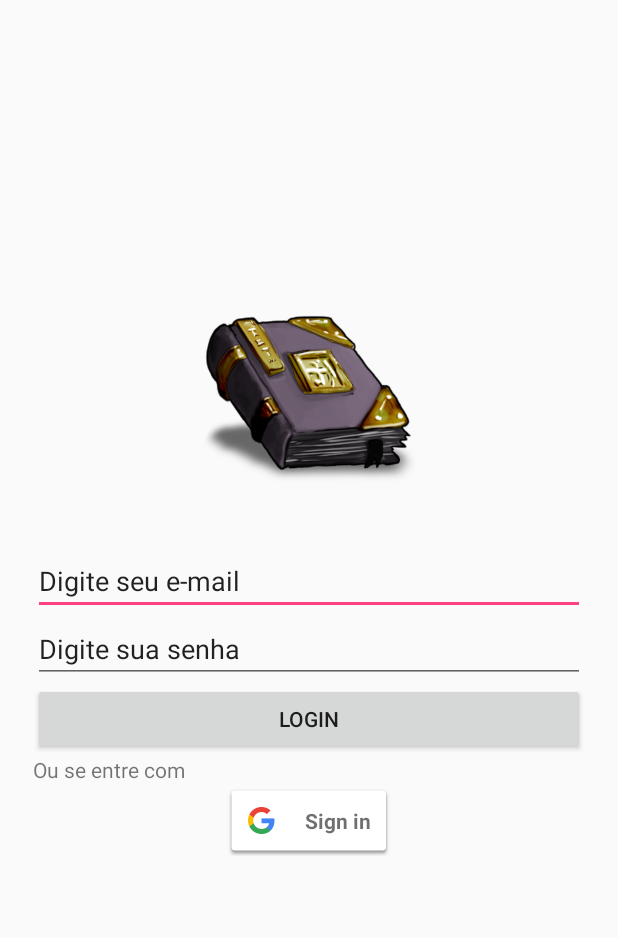
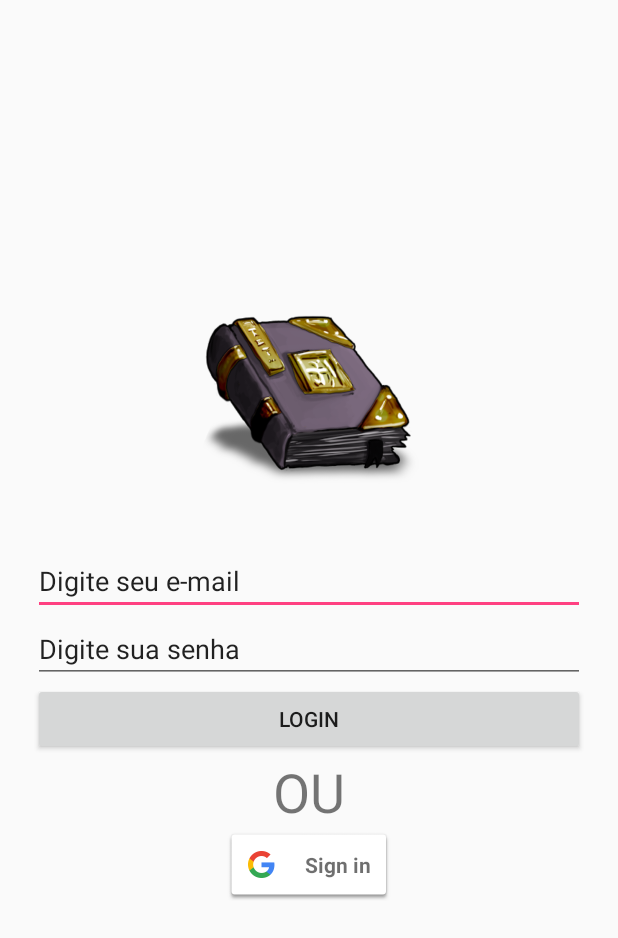
Before and after one commit to Rycker/DnDGrimorio, an Android app: the screen it shows after launch (LoginActivity), on a phone screen of 412 x 824 dp. Shown: the top 938 px of the screen. Run offline under Robolectric (Android 15) with nearby library versions, the light colour scheme and no system bars; our stand-ins replace Firebase (no records; nobody signed in at launch, a user with empty details on screens opened directly).

Commit message:
@Fullscreen

```diff
--- a/app/build.gradle
+++ b/app/build.gradle
@@ -32,8 +32,10 @@ dependencies {
     compile 'com.google.firebase:firebase-storage:9.6.1'
     compile 'com.google.firebase:firebase-core:9.6.1'
     compile 'com.android.support:design:25.3.1'
+    compile 'com.android.support:support-v4:25.3.1'
     testCompile 'junit:junit:4.12'
 }
 
 
+
 apply plugin: 'com.google.gms.google-services'
--- a/app/src/main/res/layout/activity_login.xml
+++ b/app/src/main/res/layout/activity_login.xml
@@ -50,9 +50,10 @@
 
         <TextView
             android:id="@+id/txtLoginOrId"
-            android:layout_width="match_parent"
+            android:layout_width="wrap_content"
             android:layout_height="wrap_content"
-            android:text="Ou se entre com" />
+            android:text="OU"
+            android:textSize="36sp" />
 
         <LinearLayout
             android:layout_width="match_parent"
```
Also changed, not shown: app/src/main/java/rdh/dndgrimorio/activity/LoginActivity.java (+5 -5 lines).
